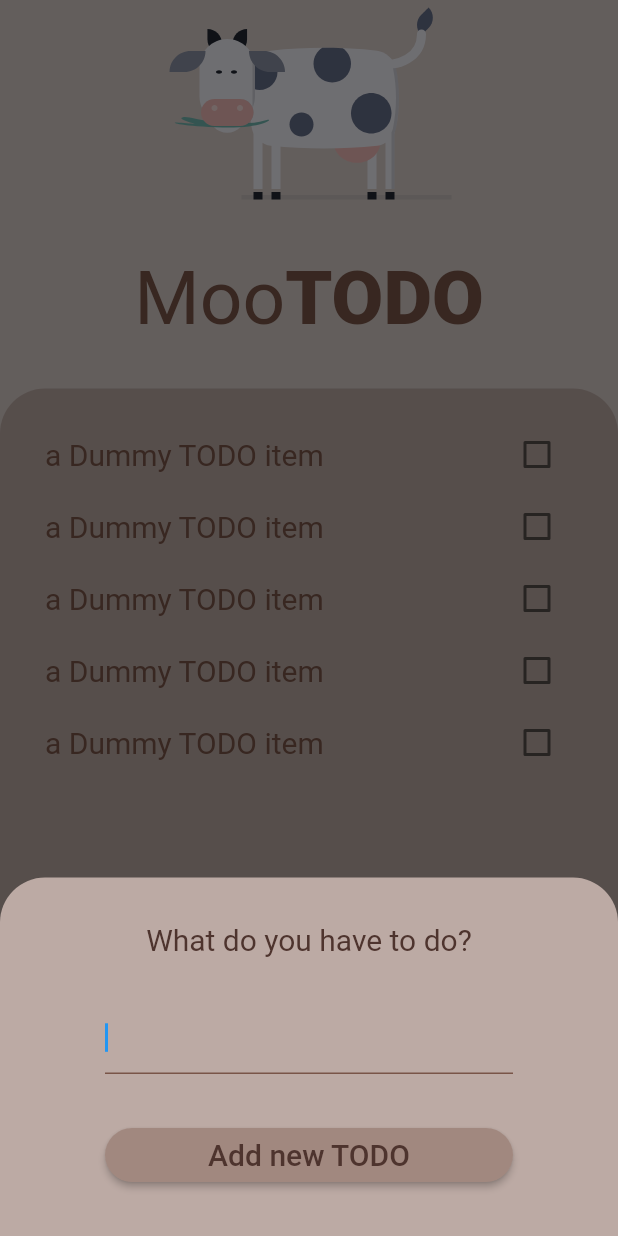
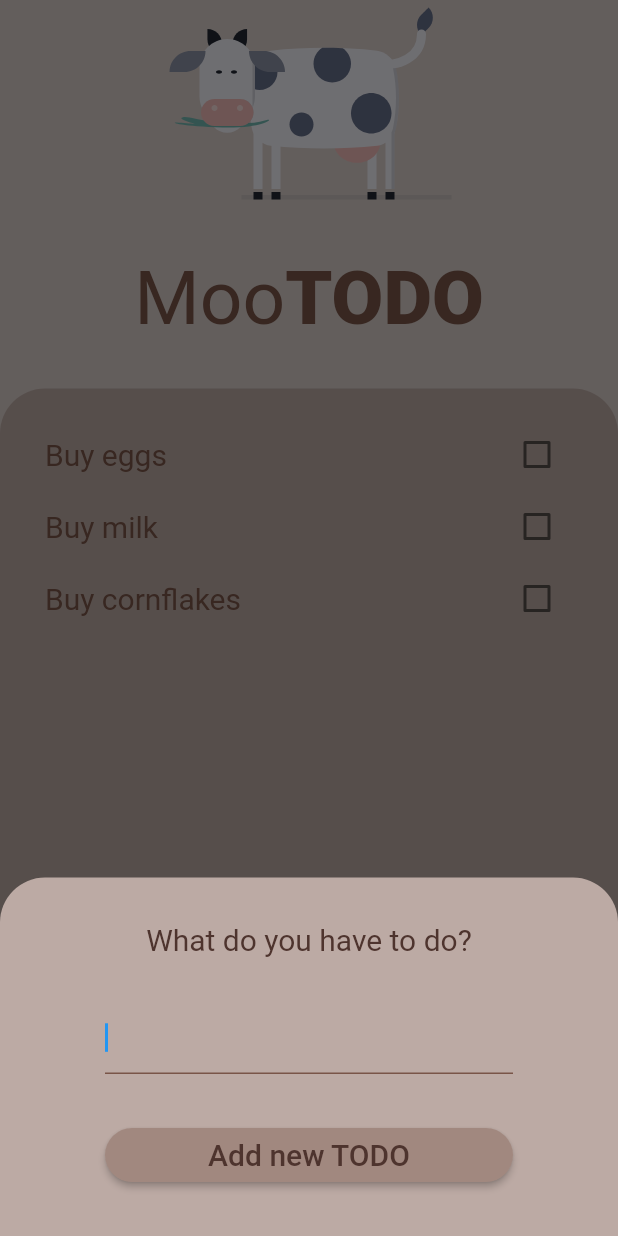
Before and after one commit to tim-w97/MooTODO, a Flutter app: the screen it shows after launch, after a tap on the "add" icon, on a phone screen of 412 x 824 dp. Run offline on Flutter 3.47's test engine with Material 2 defaults, Android fonts, the phone set to English and light mode, and no system bars; our stand-ins replace lottie.

Commit message:
the user can now add todos

```diff
--- /dev/null
+++ b/lib/models/todo.dart
@@ -0,0 +1,13 @@
+class Todo {
+  String text;
+  bool isDone;
+
+  Todo({
+    required this.text,
+    this.isDone = false,
+  });
+
+  void set({required bool isDone}) {
+    this.isDone = isDone;
+  }
+}
--- a/lib/screens/my_todos_screen.dart
+++ b/lib/screens/my_todos_screen.dart
@@ -1,10 +1,22 @@
 import 'package:flutter/material.dart';
 import 'package:lottie/lottie.dart';
+import 'package:moo_todo/models/todo.dart';
 import 'package:moo_todo/widgets/add_new_todo.dart';
 import 'package:moo_todo/widgets/todo_list.dart';
 
-class MyTodosScreen extends StatelessWidget {
+class MyTodosScreen extends StatefulWidget {
   const MyTodosScreen({Key? key}) : super(key: key);
+
+  @override
+  State<MyTodosScreen> createState() => _MyTodosScreenState();
+}
+
+class _MyTodosScreenState extends State<MyTodosScreen> {
+  List<Todo> todos = [
+    Todo(text: "Buy eggs"),
+    Todo(text: "Buy milk"),
+    Todo(text: "Buy cornflakes"),
+  ];
 
   @override
   Widget build(BuildContext context) {
@@ -30,7 +42,14 @@ class MyTodosScreen extends StatelessWidget {
                     top: Radius.circular(30),
                   ),
                 ),
-                child: const AddNewTodo(),
+                child: AddNewTodo(
+                  onAddNewTodo: (text) {
+                    setState(() {
+                      todos.add(Todo(text: text));
+                      Navigator.pop(context);
+                    });
+                  },
+                ),
               ),
             ),
           );
@@ -81,7 +100,14 @@ class MyTodosScreen extends StatelessWidget {
                     top: Radius.circular(30),
                   ),
                 ),
-                child: const TodoList(),
+                child: TodoList(
+                  todos: todos,
+                  onTodoChecked: (todo, newValue) {
+                    setState(() {
+                      todo.set(isDone: newValue);
+                    });
+                  },
+                ),
               ),
             ),
           ],
--- a/lib/widgets/add_new_todo.dart
+++ b/lib/widgets/add_new_todo.dart
@@ -1,10 +1,17 @@
 import 'package:flutter/material.dart';
 
 class AddNewTodo extends StatelessWidget {
-  const AddNewTodo({Key? key}) : super(key: key);
+  final Function(String) onAddNewTodo;
+
+  const AddNewTodo({
+    Key? key,
+    required this.onAddNewTodo,
+  }) : super(key: key);
 
   @override
   Widget build(BuildContext context) {
+    final todoTextController = TextEditingController();
+
     return Container(
       padding: const EdgeInsets.symmetric(horizontal: 70),
       child: Column(
@@ -20,9 +27,10 @@ class AddNewTodo extends StatelessWidget {
             ),
           ),
           const SizedBox(height: 30),
-          const TextField(
+          TextField(
+            controller: todoTextController,
             autofocus: true,
-            decoration: InputDecoration(
+            decoration: const InputDecoration(
               fillColor: Colors.brown,
               focusedBorder: UnderlineInputBorder(
                 borderSide: BorderSide(color: Colors.brown),
@@ -31,7 +39,9 @@ class AddNewTodo extends StatelessWidget {
           ),
           const SizedBox(height: 30),
           MaterialButton(
-            onPressed: () {},
+            onPressed: () {
+              onAddNewTodo(todoTextController.text);
+            },
             color: Colors.brown.shade300,
             shape: const StadiumBorder(),
             child: Text(
--- a/lib/widgets/todo_item.dart
+++ b/lib/widgets/todo_item.dart
@@ -1,22 +1,24 @@
 import 'package:flutter/material.dart';
 import 'package:moo_todo/widgets/todo_checkbox.dart';
 
-class TodoItem extends StatefulWidget {
-  const TodoItem({Key? key}) : super(key: key);
+class TodoItem extends StatelessWidget {
+  final String text;
+  final bool isDone;
+  final Function(bool?)? onChanged;
 
-  @override
-  State<TodoItem> createState() => _TodoItemState();
-}
-
-class _TodoItemState extends State<TodoItem> {
-  bool isDone = false;
+  const TodoItem({
+    Key? key,
+    required this.text,
+    this.isDone = false,
+    this.onChanged,
+  }) : super(key: key);
 
   @override
   Widget build(BuildContext context) {
     return Row(
       children: [
         Text(
-          "a Dummy TODO item",
+          text,
           style: TextStyle(
             fontSize: 20,
             color: isDone ? Colors.brown.shade400 : Colors.brown,
@@ -25,10 +27,9 @@ class _TodoItemState extends State<TodoItem> {
         ),
         const Spacer(),
         TodoCheckbox(
-            value: isDone,
-            onChanged: (newValue) {
-              setState(() => isDone = newValue ?? false);
-            }),
+          value: isDone,
+          onChanged: onChanged,
+        ),
       ],
     );
   }
--- a/lib/widgets/todo_list.dart
+++ b/lib/widgets/todo_list.dart
@@ -1,19 +1,33 @@
 import 'package:flutter/material.dart';
+import 'package:moo_todo/models/todo.dart';
 import 'package:moo_todo/widgets/todo_item.dart';
 
 class TodoList extends StatelessWidget {
-  const TodoList({Key? key}) : super(key: key);
+  final List<Todo> todos;
+
+  final Function(Todo, bool) onTodoChecked;
+
+  const TodoList({
+    Key? key,
+    required this.todos,
+    required this.onTodoChecked,
+  }) : super(key: key);
 
   @override
   Widget build(BuildContext context) {
-    return ListView(
-      children: const [
-        TodoItem(),
-        TodoItem(),
-        TodoItem(),
-        TodoItem(),
-        TodoItem(),
-      ],
+    return ListView.builder(
+      itemCount: todos.length,
+      itemBuilder: (context, index) {
+        final todo = todos[index];
+
+        return TodoItem(
+          text: todo.text,
+          isDone: todo.isDone,
+          onChanged: (newValue) {
+            onTodoChecked(todo, newValue ?? false);
+          },
+        );
+      },
     );
   }
 }
```
